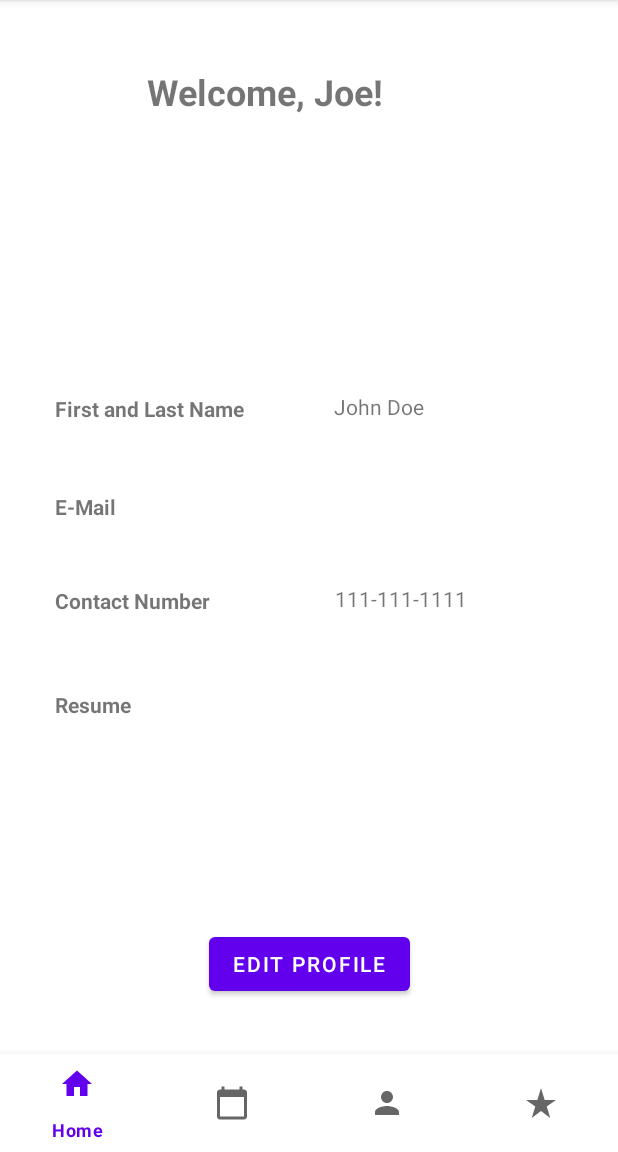
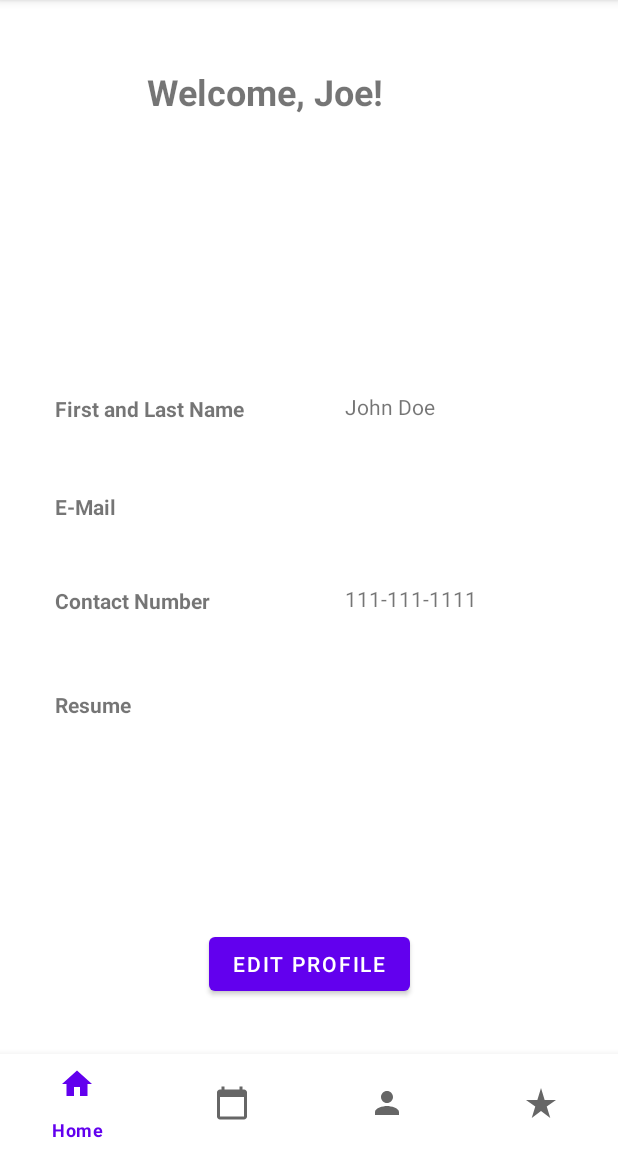
Before and after one commit to gracesopha/tutorme, an Android app: the TutorPage screen opened directly, with no data from a screen before it, on a phone screen of 412 x 824 dp, the part 84-1236 px from its top. Run offline under Robolectric (Android 15) with nearby library versions, the phone set to English and light mode, and no system bars; our stand-ins replace navigation-ui.

Commit message:
fixed alignment for tutorpagefragment

```diff
--- a/StudentTutoringApp/app/src/main/res/layout/tutor_page_fragment.xml
+++ b/StudentTutoringApp/app/src/main/res/layout/tutor_page_fragment.xml
@@ -48,13 +48,13 @@
         app:layout_constraintVertical_bias="0.522" />
 
     <TextView
+        android:gravity="left"
         android:id="@+id/contactLabel2"
         android:layout_width="wrap_content"
         android:layout_height="wrap_content"
         android:text="@string/_111_111_1111"
         app:layout_constraintBottom_toBottomOf="parent"
-        app:layout_constraintEnd_toEndOf="parent"
-        app:layout_constraintHorizontal_bias="0.69"
+        android:layout_marginStart="230dp"
         app:layout_constraintStart_toStartOf="parent"
         app:layout_constraintTop_toTopOf="parent"
         app:layout_constraintVertical_bias="0.52" />
@@ -73,13 +73,13 @@
         app:layout_constraintVertical_bias="0.614" />
 
     <TextView
+        android:gravity="left"
         android:id="@+id/fullname"
         android:layout_width="wrap_content"
         android:layout_height="wrap_content"
         android:text="@string/john_doe"
         app:layout_constraintBottom_toBottomOf="parent"
-        app:layout_constraintEnd_toEndOf="parent"
-        app:layout_constraintHorizontal_bias="0.633"
+        android:layout_marginStart="230dp"
         app:layout_constraintStart_toStartOf="parent"
         app:layout_constraintTop_toTopOf="parent"
         app:layout_constraintVertical_bias="0.349" />
@@ -98,15 +98,15 @@
         app:layout_constraintVertical_bias="0.438" />
 
     <TextView
+        android:textAlignment="textStart"
         android:id="@+id/emailLabel2"
         android:layout_width="wrap_content"
         android:layout_height="wrap_content"
         android:text="@string/johndoe_email_com"
         app:layout_constraintBottom_toBottomOf="parent"
-        app:layout_constraintEnd_toEndOf="parent"
-        app:layout_constraintHorizontal_bias="0.787"
         app:layout_constraintStart_toStartOf="parent"
         app:layout_constraintTop_toTopOf="parent"
+        android:layout_marginStart="230dp"
         app:layout_constraintVertical_bias="0.436" />
 
     <androidx.constraintlayout.widget.Guideline
```
